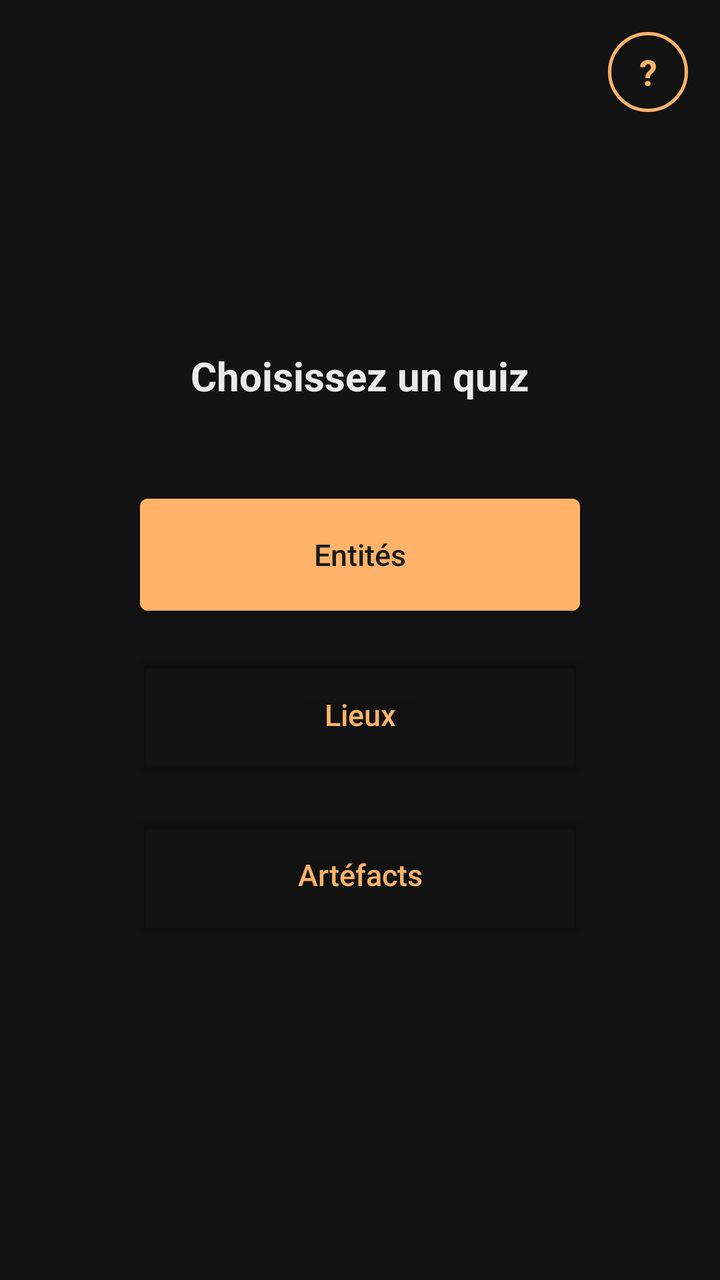
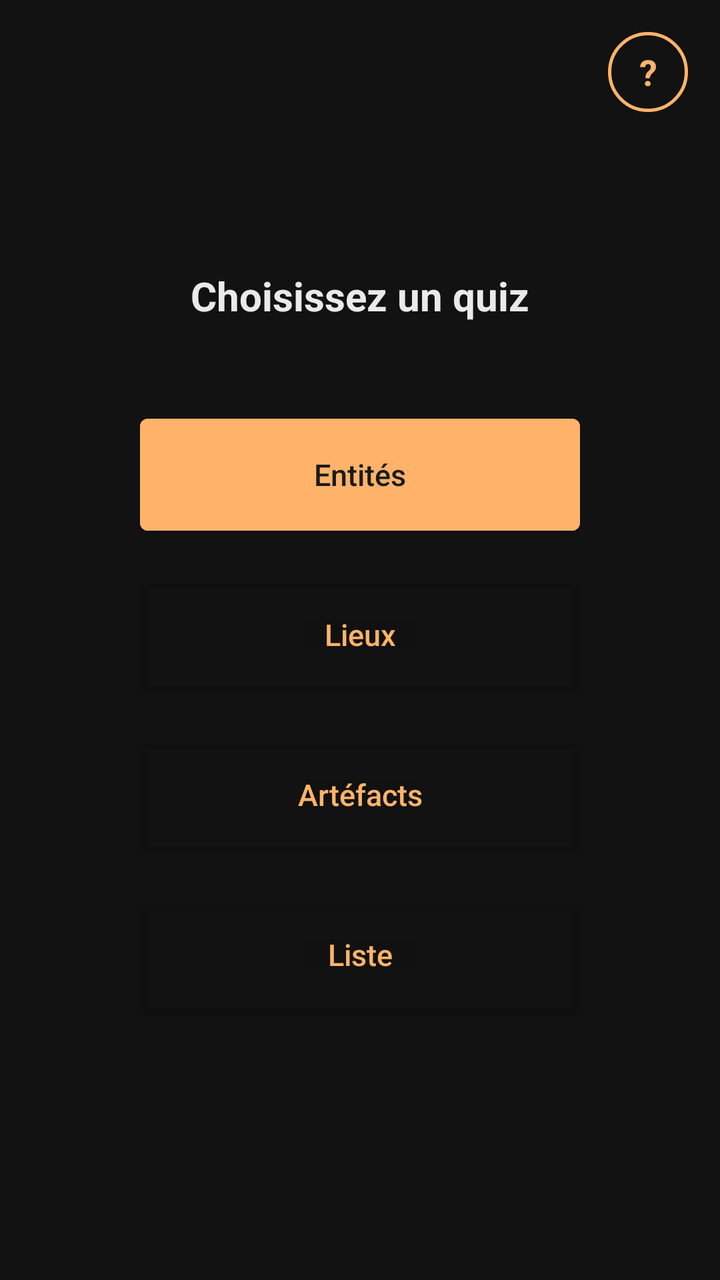

An Android layout rendered at two revisions. The XML below is the earlier revision; the diff shows what the commit changed to produce the second picture.
<!-- AndroidManifest.xml: application theme Theme.App_mythology -->
<!-- res/layout/fragment_quiz_choice.xml -->
<?xml version="1.0" encoding="utf-8"?>
<FrameLayout xmlns:android="http://schemas.android.com/apk/res/android"
    android:layout_width="match_parent" android:layout_height="match_parent"
    android:background="@color/surface">

    <LinearLayout
        android:layout_width="match_parent" android:layout_height="match_parent"
        android:orientation="vertical" android:gravity="center" android:padding="32dp">

        <TextView android:layout_width="wrap_content" android:layout_height="wrap_content"
            android:text="Choisissez un quiz" android:textSize="20sp" android:textStyle="bold"
            android:textColor="@color/on_surface" android:layout_marginBottom="48dp"/>

        <Button android:id="@+id/btn_quiz_entity"
            android:backgroundTint="@color/primary" android:textColor="@color/on_primary"
            android:layout_width="220dp" android:layout_height="56dp"
            android:text="Entités" android:layout_marginBottom="24dp"/>

        <Button android:id="@+id/btn_quiz_place"
            android:backgroundTint="@android:color/transparent" android:textColor="@color/primary"
            android:layout_width="220dp" android:layout_height="56dp"
            android:text="Lieux" android:layout_marginBottom="24dp"/>

        <Button android:id="@+id/btn_quiz_artifact"
            android:backgroundTint="@android:color/transparent" android:textColor="@color/primary"
            android:layout_width="220dp" android:layout_height="56dp"
            android:text="Artéfacts"/>

    </LinearLayout>

    <TextView android:id="@+id/btn_quiz_help"
        android:layout_width="40dp" android:layout_height="40dp"
        android:layout_gravity="top|end" android:layout_margin="16dp"
        android:background="@drawable/bg_help_button"
        android:gravity="center"
        android:text="?" android:textSize="18sp" android:textStyle="bold"
        android:textColor="@color/primary"
        android:contentDescription="Aide sur les quiz"
        android:clickable="true" android:focusable="true"/>

</FrameLayout>
<!-- resources referenced by this layout -->
<resources>
  <color name="on_primary">#FF1A1A1A</color>
  <color name="on_surface">#FFEAEAEA</color>
  <color name="primary">#FFB36A</color>
  <color name="surface">#FF121212</color>
  <!-- drawable bg_help_button (drawable) -->
  <?xml version="1.0" encoding="utf-8"?>
  <shape xmlns:android="http://schemas.android.com/apk/res/android"
      android:shape="oval">
      <solid android:color="@android:color/transparent"/>
      <stroke android:width="1.5dp" android:color="@color/primary"/>
  </shape>
  <style name="Theme.App_mythology" parent="Base.Theme.App_mythology" />
  <style name="Base.Theme.App_mythology" parent="Theme.MaterialComponents.DayNight">
          
          <item name="colorPrimary">@color/primary</item>
          <item name="colorPrimaryDark">@color/colorPrimaryDark</item>
          <item name="colorAccent">@color/colorAccent</item>
          <item name="colorOnPrimary">@color/on_primary</item>
          <item name="colorSurface">@color/surface</item>
          <item name="colorOnSurface">@color/on_surface</item>
          <item name="android:windowBackground">@color/surface</item>
          <item name="android:statusBarColor">@color/surface</item>
          <item name="android:navigationBarColor">@color/surface</item>
          
          <item name="actionBarStyle">@style/MyActionBar</item>
          <item name="textInputStyle">@style/Widget.MaterialComponents.TextInputLayout.OutlinedBox</item>
          
          <item name="materialButtonStyle">@style/AppButton</item>
      </style>
  <color name="colorPrimaryDark">#FF0A0A0A</color>
  <color name="colorAccent">#FFB36A</color>
  <style name="MyActionBar" parent="Widget.MaterialComponents.ActionBar.Solid">
          <item name="background">@color/surface</item>
          <item name="titleTextStyle">@style/MyActionBarTitle</item>
          <item name="navigationIconTint">@color/primary</item>
      </style>
  <style name="AppButton" parent="Widget.MaterialComponents.Button">
          <item name="android:textAllCaps">false</item>
          <item name="android:letterSpacing">0</item>
          <item name="android:insetTop">0dp</item>
          <item name="android:insetBottom">0dp</item>
          <item name="android:maxLines">1</item>
          <item name="android:textSize">15sp</item>
          <item name="autoSizeTextType">uniform</item>
          <item name="autoSizeMinTextSize">11sp</item>
          <item name="autoSizeMaxTextSize">15sp</item>
      </style>
  <style name="MyActionBarTitle" parent="TextAppearance.Widget.AppCompat.Toolbar.Title">
          <item name="android:textColor">@color/on_surface</item>
      </style>
</resources>

<!-- the commit's change to res/layout/fragment_quiz_choice.xml (unified diff, before → after) -->
@@ -24,7 +24,12 @@
         <Button android:id="@+id/btn_quiz_artifact"
             android:backgroundTint="@android:color/transparent" android:textColor="@color/primary"
             android:layout_width="220dp" android:layout_height="56dp"
-            android:text="Artéfacts"/>
+            android:text="Artéfacts" android:layout_marginBottom="24dp"/>
+
+        <Button android:id="@+id/btn_quiz_list"
+            android:backgroundTint="@android:color/transparent" android:textColor="@color/primary"
+            android:layout_width="220dp" android:layout_height="56dp"
+            android:text="Liste"/>
 
     </LinearLayout>
 
